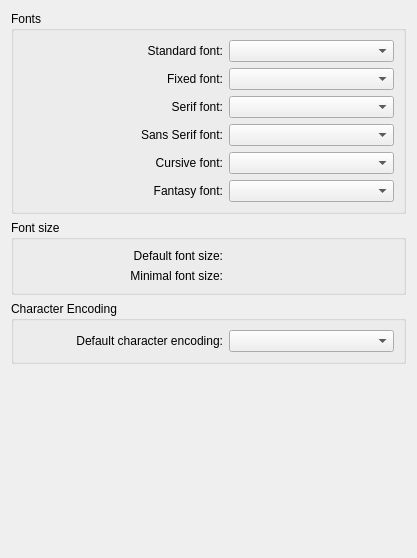
Above: src/settings/settings_appearance.ui from KDE/rekonq before the change. Below: the same form after it.
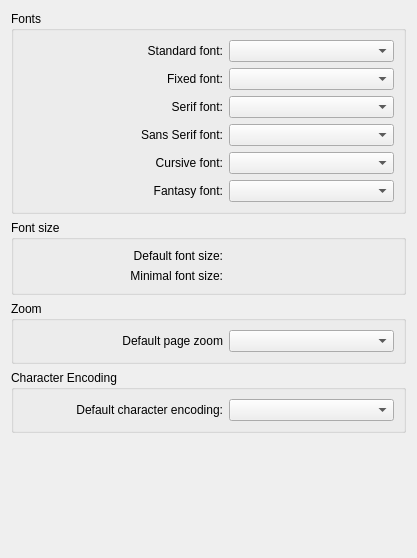
That is the form after the change. Custom widgets are drawn as their Qt base class.

Commit message: Added option for global zoom settings :)

```diff
--- a/src/settings/settings_appearance.ui
+++ b/src/settings/settings_appearance.ui
@@ -236,6 +236,40 @@
      </layout>
     </widget>
    </item>
+   <item>
+    <widget class="QGroupBox" name="groupBox_5">
+     <property name="title">
+      <string>Zoom</string>
+     </property>
+     <layout class="QHBoxLayout" name="horizontalLayout_3">
+      <item>
+       <widget class="QLabel" name="label_11">
+        <property name="sizePolicy">
+         <sizepolicy hsizetype="Fixed" vsizetype="Preferred">
+          <horstretch>0</horstretch>
+          <verstretch>0</verstretch>
+         </sizepolicy>
+        </property>
+        <property name="minimumSize">
+         <size>
+          <width>200</width>
+          <height>0</height>
+         </size>
+        </property>
+        <property name="text">
+         <string>Default page zoom</string>
+        </property>
+        <property name="alignment">
+         <set>Qt::AlignRight|Qt::AlignTrailing|Qt::AlignVCenter</set>
+        </property>
+       </widget>
+      </item>
+      <item>
+       <widget class="KComboBox" name="zoomCombo"/>
+      </item>
+     </layout>
+    </widget>
+   </item>
    <item>
     <widget class="QGroupBox" name="groupBox_4">
      <property name="title">
```
The commit also changes 5 other files.
